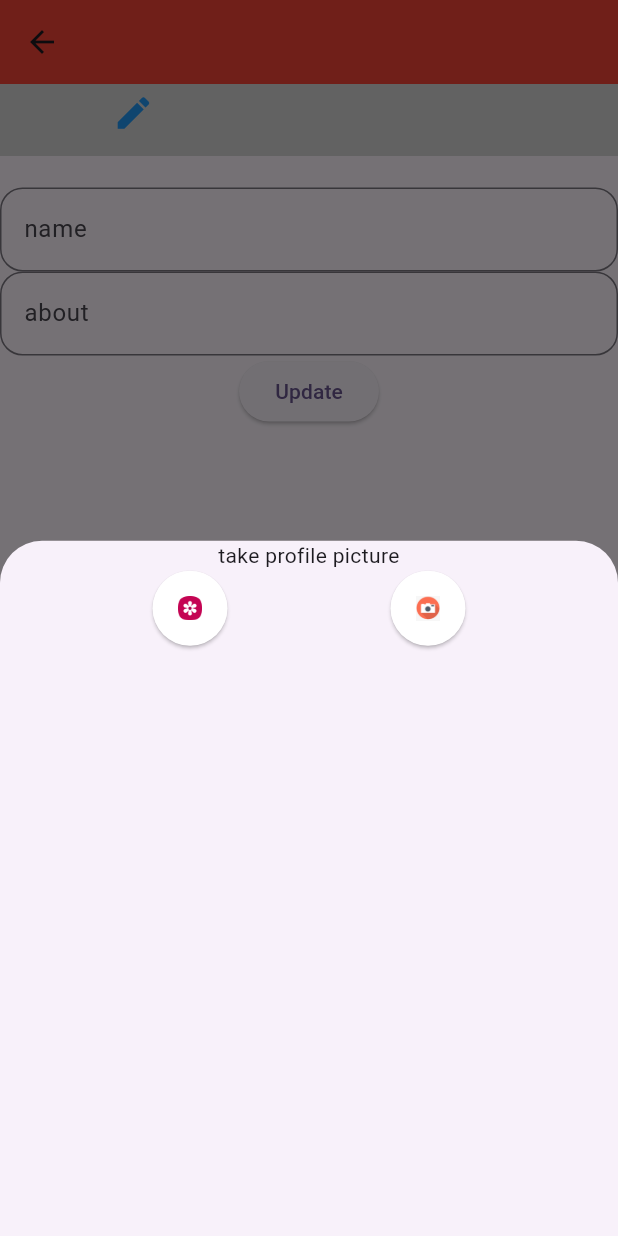
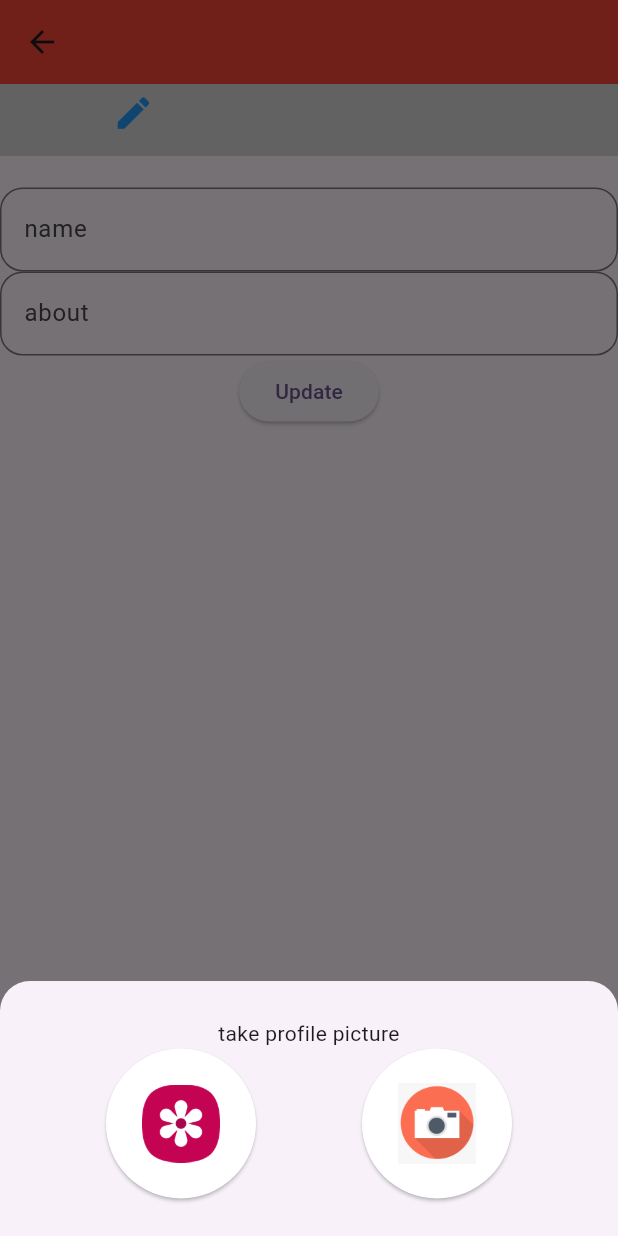
Before and after one commit to Akshaykpz/chatwave, a Flutter app: the ProfileScreen screen opened directly, after a tap on the "edit" icon, on a phone screen of 412 x 824 dp. Run offline on Flutter 3.47's test engine with Material 3 defaults, Android fonts, the phone set to English and light mode, and no system bars; drawn by our look-alikes of cached_network_image; our stand-ins replace cloud_firestore, firebase_auth, firebase_core, google_sign_in; accounts and stored records are empty; network calls fail.

Commit message:
add in changes

```diff
--- a/lib/screens/profile_screen.dart
+++ b/lib/screens/profile_screen.dart
@@ -96,8 +96,13 @@ class _ProfileScreenState extends State<ProfileScreen> {
   void _showSnakbar() {
     showModalBottomSheet(
       context: context,
+      shape: RoundedRectangleBorder(
+          borderRadius: BorderRadius.only(
+              topRight: Radius.circular(20), topLeft: Radius.circular(20))),
       builder: (context) {
         return ListView(
+          shrinkWrap: true,
+          padding: EdgeInsets.only(top: 25, bottom: 25),
           children: [
             Text(
               'take profile picture',
@@ -110,7 +115,7 @@ class _ProfileScreenState extends State<ProfileScreen> {
                     style: ElevatedButton.styleFrom(
                         backgroundColor: Colors.white,
                         shape: CircleBorder(),
-                        fixedSize: Size(50, 50)),
+                        fixedSize: Size(100, 100)),
                     onPressed: () {},
                     child: Image.asset(
                         'assets/64d1120804fa6_com.sec.android.gallery3d.png')),
@@ -118,7 +123,7 @@ class _ProfileScreenState extends State<ProfileScreen> {
                     style: ElevatedButton.styleFrom(
                         backgroundColor: Colors.white,
                         shape: CircleBorder(),
-                        fixedSize: Size(50, 50)),
+                        fixedSize: Size(100, 100)),
                     onPressed: () {},
                     child: Image.asset(
                         'assets/80-801558_transparent-gallery-icon-png-flat-camera-icon-png.png'))
```
